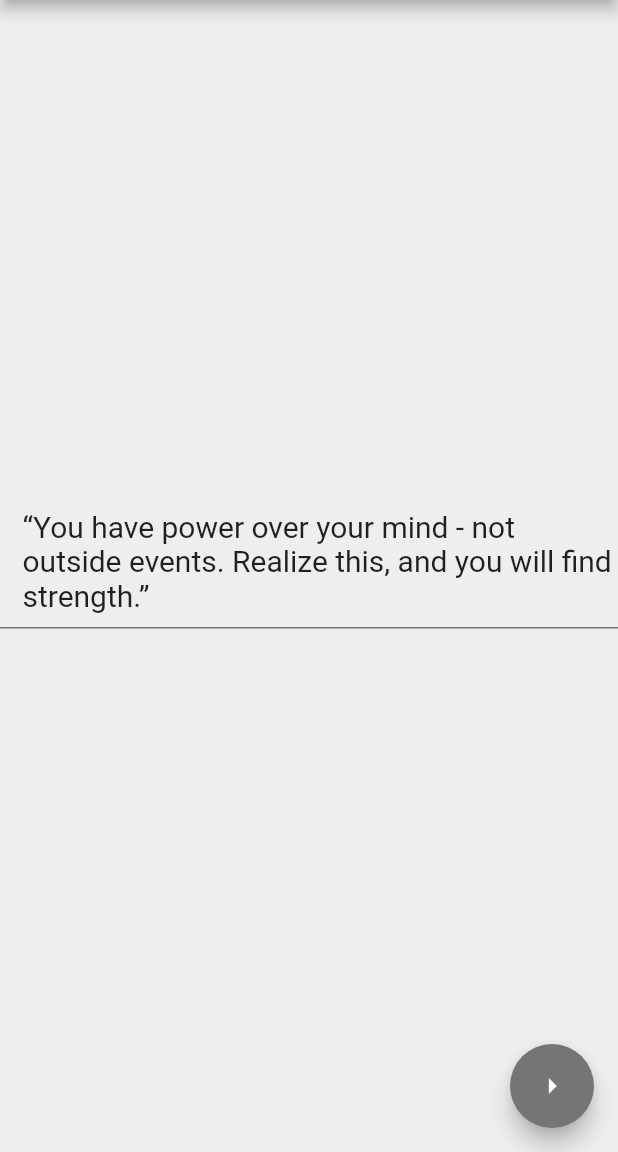
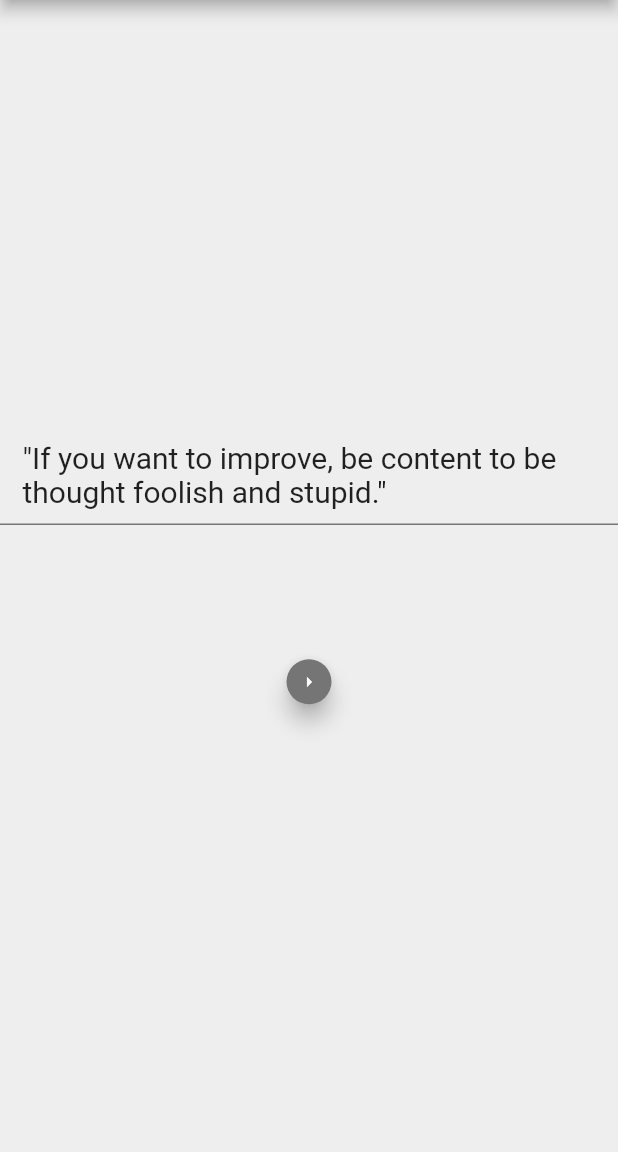
Before and after one commit to kwe92/API-Integreated-Anime-Quotes-App, a Flutter app: the screen it shows after launch, after a tap on the "arrow right" icon, on a phone screen of 412 x 824 dp, the part 84-1236 px from its top. Run offline on Flutter 3.47's test engine with Material 2 defaults, Android fonts, the phone set to English and light mode, and no system bars.

Commit message:
Added Button

```diff
--- a/lib/main.dart
+++ b/lib/main.dart
@@ -1,3 +1,5 @@
+// ignore_for_file: sized_box_for_whitespace, prefer_const_constructors
+
 import 'package:flutter/material.dart';
 import 'package:quotes/quote.dart';
 
@@ -28,6 +30,19 @@ List<Quote> quotesList = [
 ];
 
 class _quotesAppState extends State<quotesApp> {
+  int i = 0;
+
+  void _nextQuote() {
+    setState(() {
+      if (i < quotesList.length) {
+        i++;
+      }
+      if (i >= quotesList.length) {
+        i = 0;
+      }
+    });
+  }
+
   @override
   Widget build(BuildContext context) {
     return Scaffold(
@@ -42,7 +57,7 @@ class _quotesAppState extends State<quotesApp> {
             Padding(
               padding: EdgeInsets.fromLTRB(15, 0, 0, 0),
               child: Text(
-              quotesList[0].quoteText,
+                quotesList[i].quoteText,
                 style: TextStyle(fontSize: 20.0),
               ),
             ),
@@ -50,17 +65,26 @@ class _quotesAppState extends State<quotesApp> {
               height: 20.0,
               color: Colors.grey[600],
               thickness: 1.0,
-          )
+            ),
+            Padding(
+              padding: const EdgeInsets.fromLTRB(0, 75, 0, 0),
+              child: Align(
+                alignment: Alignment.center,
+                child: Container(
+                  width: 30,
+                  height: 40,
+                  child: FloatingActionButton(
+                    onPressed: _nextQuote,
+                    backgroundColor: Colors.grey[600],
+                    child: Icon(
+                      Icons.arrow_right,
+                      size: 16.0,
+                    ),
+                  ),
+                ),
+              ),
+            ),
           ],
-      ),
-      floatingActionButton: FloatingActionButton(
-        onPressed: () {},
-        child: Icon(Icons.arrow_right
-            //size: 20.0,
-            //color: Colors.grey[600],
-            ),
-        backgroundColor: Colors.grey[600],
-      ),
-    );
+        ));
   }
 }
```
Also changed, not shown: 10 other files. Lines whose indentation alone changed are shown as unchanged.
